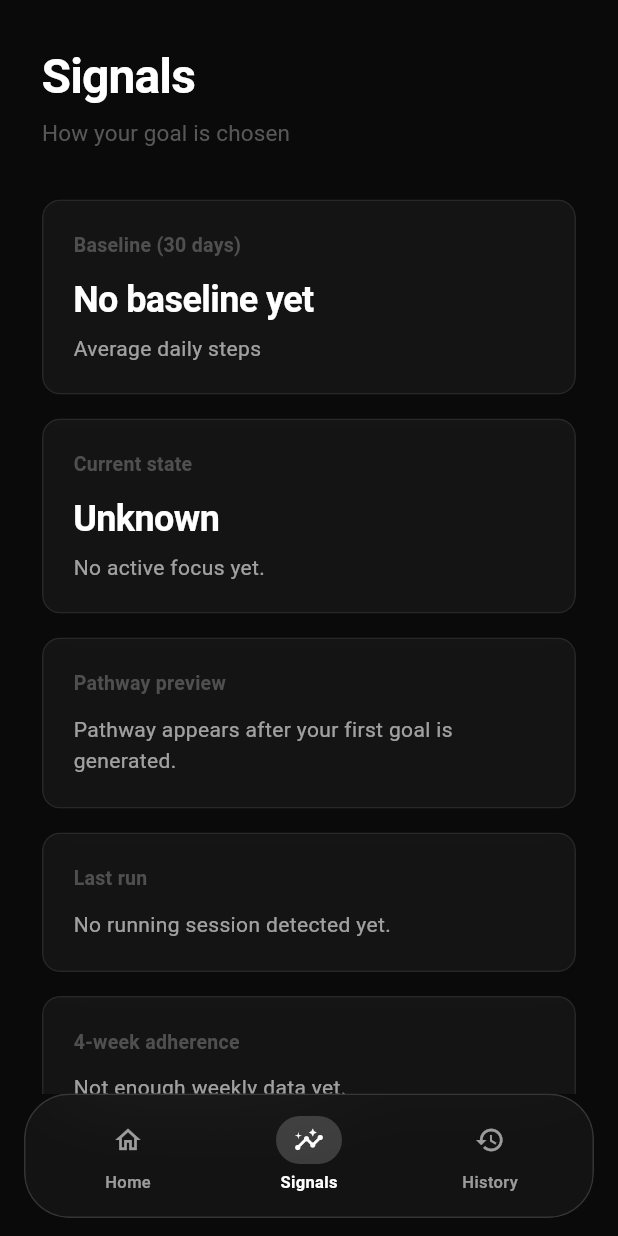
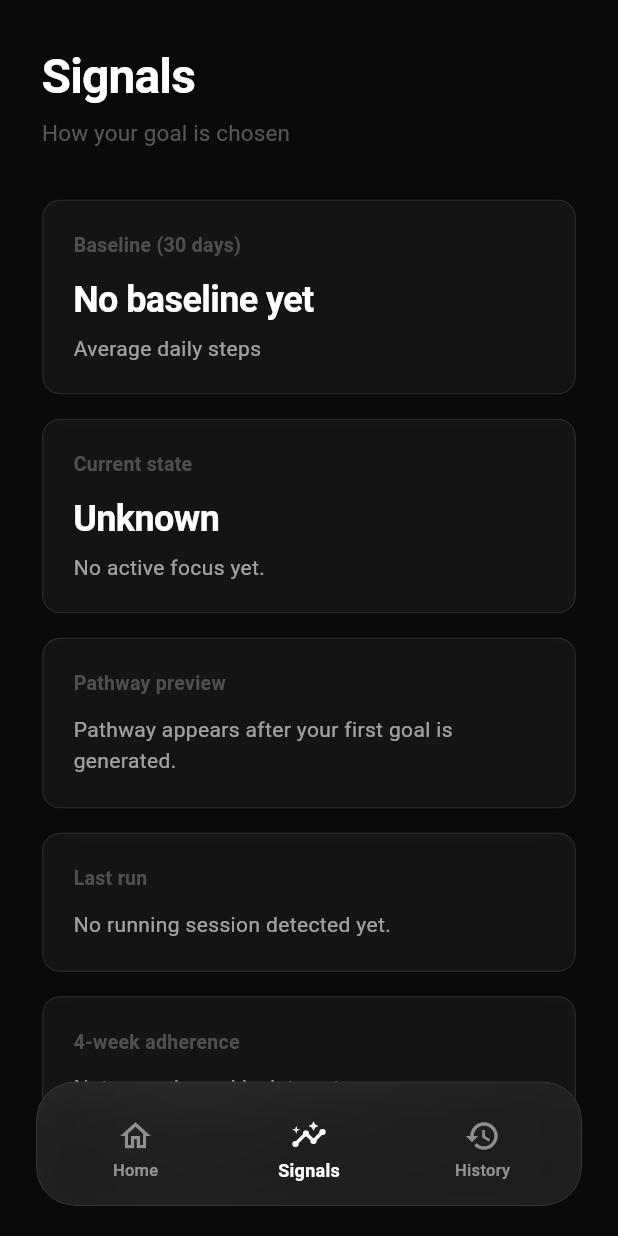
Before and after one commit to HardikSJain/puzzle-health, a Flutter app: the DataPage screen opened by its route, on a phone screen of 412 x 824 dp. Run offline on Flutter 3.47's test engine with Material 3 defaults, Android fonts, the phone set to English and light mode, and no system bars; our stand-ins replace go_router, logger, nanoid, shared_preferences; missing offline and left inert: health; accounts and stored records are empty.

Commit message:
refactor(ui): enhance DashboardShell with improved bottom navigation and scroll behavior

```diff
--- a/lib/features/dashboard/presentation/widgets/dashboard_shell.dart
+++ b/lib/features/dashboard/presentation/widgets/dashboard_shell.dart
@@ -9,23 +9,43 @@ import '../../../../routes/routes_constants.dart';
 
 /// Dashboard Shell - bottom navigation wrapper
 /// Tabs order: Home -> Signals(Data) -> History
+///
+/// Nav bar is a floating overlay; body is full screen so content can scroll
+/// behind it. Use [DashboardShell.bottomInsetForContent] for scroll padding.
 class DashboardShell extends StatelessWidget {
   final Widget child;
   const DashboardShell({super.key, required this.child});
+
+  /// Bottom padding to use in scroll views so the last content clears the
+  /// floating nav bar when scrolled to end. Content can scroll behind the bar.
+  static const double bottomInsetForContent = 100;
 
   @override
   Widget build(BuildContext context) {
     final selectedIndex = _calculateSelectedIndex(context);
 
     return Scaffold(
-      body: child,
-      extendBody: true,
-      bottomNavigationBar: SafeArea(
-        minimum: const EdgeInsets.fromLTRB(16, 0, 16, 12),
+      body: Stack(
+        children: [
+          Positioned.fill(child: child),
+          Positioned(
+            left: 0,
+            right: 0,
+            bottom: 0,
+            child: SafeArea(
+              top: false,
+              left: false,
+              right: false,
+              minimum: const EdgeInsets.fromLTRB(24, 0, 24, 20),
+              child: RepaintBoundary(
                 child: _GlassBottomNav(
                   selectedIndex: selectedIndex,
                   onTap: (index) => _onItemTapped(index, context),
                 ),
+              ),
+            ),
+          ),
+        ],
       ),
     );
   }
@@ -53,54 +73,52 @@ class DashboardShell extends StatelessWidget {
   }
 }
 
-class _GlassBottomNav extends StatelessWidget {
-  final int selectedIndex;
-  final ValueChanged<int> onTap;
+/// Bottom nav container: glass bar with blur, shadow, and row of buttons.
+/// Matches [BottomNavigationView]-style API (width, height, color, boxShadow, children).
+class _BottomNavigationView extends StatelessWidget {
+  final double width;
+  final double height;
+  final Color color;
+  final BoxShadow? boxShadow;
+  final List<Widget> children;
 
-  const _GlassBottomNav({required this.selectedIndex, required this.onTap});
+  const _BottomNavigationView({
+    required this.width,
+    required this.height,
+    required this.color,
+    this.boxShadow,
+    required this.children,
+  });
 
   @override
   Widget build(BuildContext context) {
-    return ClipRRect(
-      borderRadius: BorderRadius.circular(30),
+    const barRadius = 26.0;
+    return ConstrainedBox(
+      constraints: BoxConstraints(maxWidth: width, minHeight: height),
+      child: GestureDetector(
+        behavior: HitTestBehavior.translucent,
+        child: ClipRRect(
+          borderRadius: BorderRadius.circular(barRadius),
           child: BackdropFilter(
-        filter: ImageFilter.blur(sigmaX: 24, sigmaY: 24),
+            filter: ImageFilter.blur(sigmaX: 56, sigmaY: 56),
             child: Container(
-          padding: const EdgeInsets.symmetric(horizontal: 8, vertical: 6),
+              padding: const EdgeInsets.symmetric(horizontal: 8, vertical: 10),
               decoration: BoxDecoration(
-            borderRadius: BorderRadius.circular(30),
-            color: AppColor.cardColor.withValues(alpha: 0.56),
+                borderRadius: BorderRadius.circular(barRadius),
+                color: color,
                 border: Border.all(
-              color: AppColor.primaryTextColor.withValues(alpha: 0.14),
+                  color: Colors.white.withValues(alpha: 0.15),
+                  width: 0.5,
+                ),
+                boxShadow: boxShadow != null ? [boxShadow!] : null,
+              ),
+              child: Row(
+                mainAxisSize: MainAxisSize.max,
+                mainAxisAlignment: MainAxisAlignment.spaceAround,
+                crossAxisAlignment: CrossAxisAlignment.center,
+                children: children,
               ),
             ),
-          child: Row(
-            children: [
-              _NavItem(
-                index: 0,
-                selectedIndex: selectedIndex,
-                label: 'Home',
-                icon: Icons.home_outlined,
-                activeIcon: Icons.home_rounded,
-                onTap: onTap,
-              ),
-              _NavItem(
-                index: 1,
-                selectedIndex: selectedIndex,
-                label: 'Signals',
-                icon: Icons.insights_outlined,
-                activeIcon: Icons.insights_rounded,
-                onTap: onTap,
-              ),
-              _NavItem(
-                index: 2,
-                selectedIndex: selectedIndex,
-                label: 'History',
-                icon: Icons.history_outlined,
-                activeIcon: Icons.history_rounded,
-                onTap: onTap,
-              ),
-            ],
           ),
         ),
       ),
@@ -108,75 +126,111 @@ class _GlassBottomNav extends StatelessWidget {
   }
 }
 
-class _NavItem extends StatelessWidget {
-  final int index;
+/// Single nav button: icon + title, selected state, tap and same-tab callback.
+/// Smooth icon crossfade, animated text and pill.
+class _BottomNavigationButton extends StatelessWidget {
+  final Widget activeIcon;
+  final Widget inactiveIcon;
+  final int uniqueIndex;
+  final String title;
   final int selectedIndex;
-  final String label;
-  final IconData icon;
-  final IconData activeIcon;
   final ValueChanged<int> onTap;
+  final VoidCallback? onSameTabPressed;
 
-  const _NavItem({
-    required this.index,
+  const _BottomNavigationButton({
+    required this.activeIcon,
+    required this.inactiveIcon,
+    required this.uniqueIndex,
+    required this.title,
     required this.selectedIndex,
-    required this.label,
-    required this.icon,
-    required this.activeIcon,
     required this.onTap,
+    this.onSameTabPressed,
   });
+
+  static const _animDuration = Duration(milliseconds: 380);
+  static const _animCurve = Curves.easeInOutCubic;
 
   @override
   Widget build(BuildContext context) {
-    final isSelected = index == selectedIndex;
+    final isSelected = uniqueIndex == selectedIndex;
 
     return Expanded(
       child: Material(
         color: Colors.transparent,
         child: InkWell(
-          borderRadius: BorderRadius.circular(16),
           onTap: () {
             HapticFeedback.selectionClick();
-            onTap(index);
+            if (!isSelected) {
+              onTap(uniqueIndex);
+            } else {
+              onSameTabPressed?.call();
+            }
           },
+          borderRadius: BorderRadius.circular(24),
+          splashColor: Colors.white.withValues(alpha: 0.06),
+          highlightColor: Colors.white.withValues(alpha: 0.04),
           child: AnimatedContainer(
-            duration: const Duration(milliseconds: 220),
-            curve: Curves.easeOutCubic,
-            padding: const EdgeInsets.symmetric(horizontal: 8, vertical: 8),
+            duration: _animDuration,
+            curve: _animCurve,
+            padding: const EdgeInsets.symmetric(horizontal: 10, vertical: 6),
             decoration: BoxDecoration(
-              borderRadius: BorderRadius.circular(20),
+              borderRadius: BorderRadius.circular(24),
+              gradient: isSelected
+                  ? LinearGradient(
+                      begin: Alignment.centerLeft,
+                      end: Alignment.centerRight,
+                      colors: [
+                        AppColor.accentTeal.withValues(alpha: 0.36),
+                        AppColor.accentTeal.withValues(alpha: 0.16),
+                      ],
+                    )
+                  : null,
               color: Colors.transparent,
             ),
             child: Column(
               mainAxisSize: MainAxisSize.min,
+              mainAxisAlignment: MainAxisAlignment.center,
               children: [
-                AnimatedContainer(
+                const SizedBox(height: 6),
+                SizedBox(
+                  height: 26,
+                  child: AnimatedSwitcher(
                     duration: const Duration(milliseconds: 220),
-                  curve: Curves.easeOutCubic,
-                  padding: const EdgeInsets.symmetric(horizontal: 12, vertical: 6),
-                  decoration: BoxDecoration(
-                    color: isSelected
-                        ? AppColor.primaryTextColor.withValues(alpha: 0.18)
-                        : Colors.transparent,
-                    borderRadius: BorderRadius.circular(999),
+                    switchInCurve: Curves.easeOut,
+                    switchOutCurve: Curves.easeIn,
+                    transitionBuilder: (child, animation) {
+                      return FadeTransition(
+                        opacity: animation,
+                        child: ScaleTransition(
+                          scale: Tween<double>(begin: 0.92, end: 1).animate(
+                            CurvedAnimation(
+                              parent: animation,
+                              curve: Curves.easeOut,
                             ),
-                  child: Icon(
-                    isSelected ? activeIcon : icon,
-                    size: 20,
-                    color: isSelected
-                        ? AppColor.primaryTextColor
-                        : AppColor.primaryTextColor.withValues(alpha: 0.58),
+                          ),
+                          child: child,
+                        ),
+                      );
+                    },
+                    child: KeyedSubtree(
+                      key: ValueKey<bool>(isSelected),
+                      child: isSelected ? activeIcon : inactiveIcon,
+                    ),
                   ),
                 ),
                 const SizedBox(height: 4),
-                Text(
-                  label,
+                AnimatedDefaultTextStyle(
+                  duration: _animDuration,
+                  curve: _animCurve,
                   style: TextStyle(
-                    fontSize: 11,
-                    fontWeight: isSelected ? FontWeight.w600 : FontWeight.w500,
                     color: isSelected
                         ? AppColor.primaryTextColor
-                        : AppColor.primaryTextColor.withValues(alpha: 0.58),
+                        : AppColor.primaryTextColor.withValues(alpha: 0.52),
+                    fontWeight: isSelected ? FontWeight.w600 : FontWeight.w500,
+                    fontSize: isSelected ? 12 : 11,
+                    letterSpacing: 0.2,
                   ),
+                  child: Text(title),
                 ),
               ],
             ),
@@ -186,3 +240,77 @@ class _NavItem extends StatelessWidget {
     );
   }
 }
+
+class _GlassBottomNav extends StatelessWidget {
+  final int selectedIndex;
+  final ValueChanged<int> onTap;
+
+  const _GlassBottomNav({required this.selectedIndex, required this.onTap});
+
+  @override
+  Widget build(BuildContext context) {
+    return _BottomNavigationView(
+      width: 340,
+      height: 64,
+      color: Colors.white.withValues(alpha: 0.08),
+      boxShadow: BoxShadow(
+        color: Colors.black.withValues(alpha: 0.35),
+        blurRadius: 24,
+        offset: const Offset(0, 8),
+      ),
+      children: [
+        _BottomNavigationButton(
+          uniqueIndex: 0,
+          title: 'Home',
+          activeIcon: const Icon(
+            Icons.home_rounded,
+            size: 24,
+            color: AppColor.primaryTextColor,
+          ),
+          inactiveIcon: Icon(
+            Icons.home_outlined,
+            size: 24,
+            color: AppColor.primaryTextColor.withValues(alpha: 0.5),
+          ),
+          selectedIndex: selectedIndex,
+          onTap: onTap,
+          onSameTabPressed: null,
+        ),
+        _BottomNavigationButton(
+          uniqueIndex: 1,
+          title: 'Signals',
+          activeIcon: const Icon(
+            Icons.insights_rounded,
+            size: 24,
+            color: AppColor.primaryTextColor,
+          ),
+          inactiveIcon: Icon(
+            Icons.insights_outlined,
+            size: 24,
+            color: AppColor.primaryTextColor.withValues(alpha: 0.5),
+          ),
+          selectedIndex: selectedIndex,
+          onTap: onTap,
+          onSameTabPressed: null,
+        ),
+        _BottomNavigationButton(
+          uniqueIndex: 2,
+          title: 'History',
+          activeIcon: const Icon(
+            Icons.history_rounded,
+            size: 24,
+            color: AppColor.primaryTextColor,
+          ),
+          inactiveIcon: Icon(
+            Icons.history_outlined,
+            size: 24,
+            color: AppColor.primaryTextColor.withValues(alpha: 0.5),
+          ),
+          selectedIndex: selectedIndex,
+          onTap: onTap,
+          onSameTabPressed: null,
+        ),
+      ],
+    );
+  }
+}
--- a/lib/features/data/presentation/pages/data_page.dart
+++ b/lib/features/data/presentation/pages/data_page.dart
@@ -1,5 +1,6 @@
 import 'package:flutter/material.dart';
 
+import '../../../dashboard/presentation/widgets/dashboard_shell.dart';
 import '../../../../core/models/current_focus.dart';
 import '../../../../core/models/fitness_state.dart';
 import '../../../../core/models/user_fitness_profile.dart';
@@ -60,11 +61,14 @@ class _DataPageState extends State<DataPage> {
     return Scaffold(
       backgroundColor: AppColor.backgroundColor,
       body: SafeArea(
+        bottom: false,
         child: RefreshIndicator(
           onRefresh: _loadTrend,
           child: SingleChildScrollView(
-            physics: const AlwaysScrollableScrollPhysics(),
-            padding: const EdgeInsets.fromLTRB(28, 32, 28, 48),
+            physics: const AlwaysScrollableScrollPhysics(
+              parent: BouncingScrollPhysics(),
+            ),
+            padding: const EdgeInsets.fromLTRB(28, 32, 28, DashboardShell.bottomInsetForContent),
             child: Column(
               crossAxisAlignment: CrossAxisAlignment.start,
               children: [
--- a/lib/features/history/presentation/pages/history_page.dart
+++ b/lib/features/history/presentation/pages/history_page.dart
@@ -1,5 +1,6 @@
 import 'package:flutter/material.dart';
 
+import '../../../dashboard/presentation/widgets/dashboard_shell.dart';
 import '../../../../core/models/fitness_state.dart';
 import '../../../../core/services/local_store_service.dart';
 import '../../../../core/theme/color_theme/app_colors.dart';
@@ -16,8 +17,10 @@ class HistoryPage extends StatelessWidget {
     return Scaffold(
       backgroundColor: AppColor.backgroundColor,
       body: SafeArea(
+        bottom: false,
         child: SingleChildScrollView(
-          padding: const EdgeInsets.fromLTRB(28, 32, 28, 48),
+          physics: const BouncingScrollPhysics(),
+          padding: const EdgeInsets.fromLTRB(28, 32, 28, DashboardShell.bottomInsetForContent),
           child: Column(
             crossAxisAlignment: CrossAxisAlignment.start,
             children: [
--- a/lib/features/home/presentation/pages/home_page.dart
+++ b/lib/features/home/presentation/pages/home_page.dart
@@ -1,5 +1,6 @@
 import 'package:flutter/material.dart';
 
+import '../../../dashboard/presentation/widgets/dashboard_shell.dart';
 import '../../../../core/models/current_focus.dart';
 import '../../../../core/models/fitness_state.dart';
 import '../../../../core/services/local_store_service.dart';
@@ -89,11 +90,14 @@ class _HomePageState extends State<HomePage>
     return Scaffold(
       backgroundColor: AppColor.backgroundColor,
       body: SafeArea(
+        bottom: false,
         child: RefreshIndicator(
           onRefresh: _load,
           child: SingleChildScrollView(
-            physics: const AlwaysScrollableScrollPhysics(),
-            padding: const EdgeInsets.fromLTRB(24, 24, 24, 48),
+            physics: const AlwaysScrollableScrollPhysics(
+              parent: BouncingScrollPhysics(),
+            ),
+            padding: const EdgeInsets.fromLTRB(24, 24, 24, DashboardShell.bottomInsetForContent),
             child: Column(
               crossAxisAlignment: CrossAxisAlignment.start,
               children: [
```
Lines whose indentation alone changed are shown as unchanged.
